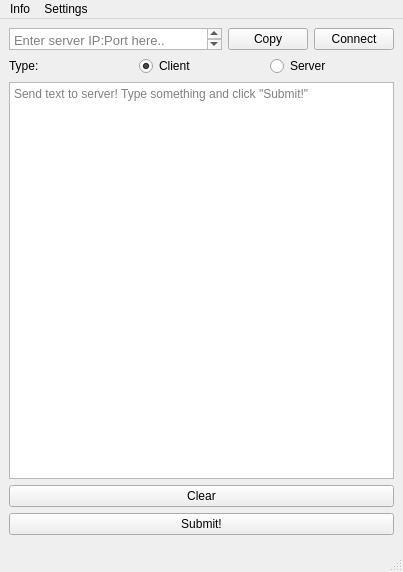
Before: the Qt Designer form mainwindow.ui in ollyhearn/MirrorBoard, drawn with Qt 5.
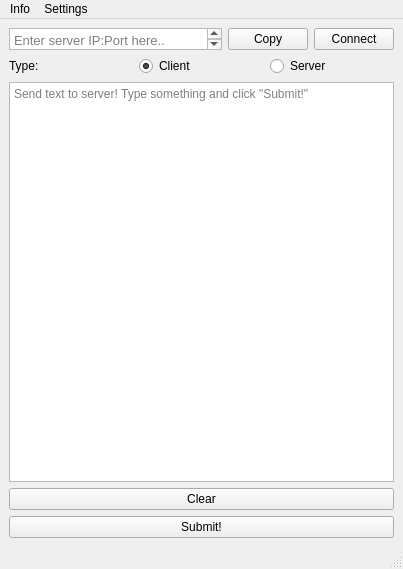
After: the same form once the commit is applied.

Diff of the .ui file:
```diff
--- a/mainwindow.ui
+++ b/mainwindow.ui
@@ -7,15 +7,21 @@
     <x>0</x>
     <y>0</y>
     <width>403</width>
-    <height>572</height>
+    <height>569</height>
    </rect>
   </property>
+  <property name="sizePolicy">
+   <sizepolicy hsizetype="Preferred" vsizetype="Preferred">
+    <horstretch>0</horstretch>
+    <verstretch>0</verstretch>
+   </sizepolicy>
+  </property>
   <property name="windowTitle">
    <string>MainWindow</string>
   </property>
   <widget class="QWidget" name="centralwidget">
    <property name="sizePolicy">
-    <sizepolicy hsizetype="Preferred" vsizetype="Preferred">
+    <sizepolicy hsizetype="Expanding" vsizetype="Expanding">
      <horstretch>0</horstretch>
      <verstretch>0</verstretch>
     </sizepolicy>
@@ -33,6 +39,9 @@
     </size>
    </property>
    <layout class="QVBoxLayout" name="verticalLayout">
+    <property name="sizeConstraint">
+     <enum>QLayout::SetMaximumSize</enum>
+    </property>
     <item>
      <layout class="QHBoxLayout" name="horizontalLayout_2">
       <item>
```
Left out of the diff: 3 changed lines with no effect on the pictures.
